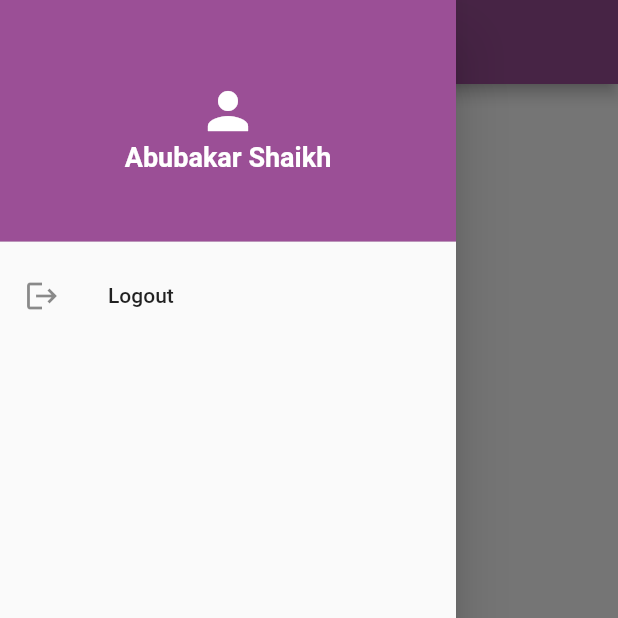
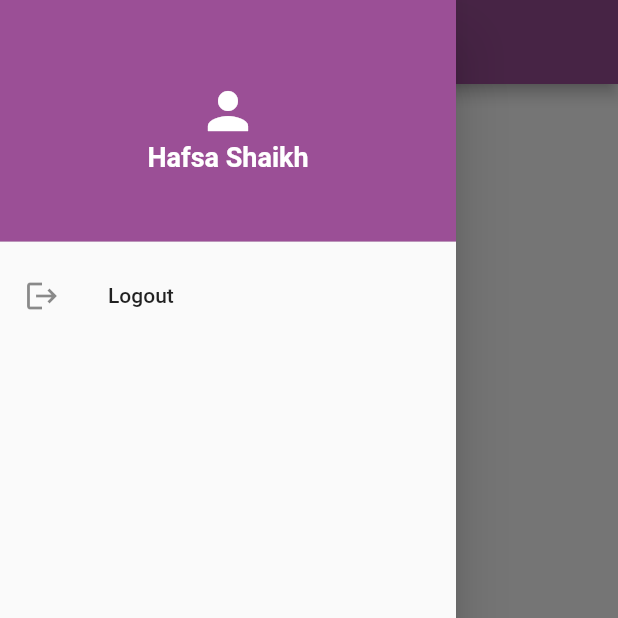
Before and after one commit to hafsaasaleem/candyhub, a Flutter app: the ProductScreen screen opened directly, with the side drawer open, on a phone screen of 412 x 824 dp, the top half of it. Run offline on Flutter 3.47's test engine with Material 2 defaults, Android fonts, the phone set to English and light mode, and no system bars; our stand-ins replace cached_network_image, cloud_firestore, equatable, firebase_auth, firebase_core, flutter_bloc and 2 more; accounts and stored records are empty; generated files the repository leaves out were written again; Roboto replaces fonts that are missing (GoogleSans).

Commit message:
added new name

```diff
--- a/lib/screens/products/view/product_screen.dart
+++ b/lib/screens/products/view/product_screen.dart
@@ -39,7 +39,7 @@ class _ProductScreenState extends State<ProductScreen> {
                 children: [
                   const Icon(Icons.person, size: 40),
                   Text(
-                    "Abubakar Shaikh",
+                    "Hafsa Shaikh",
                     style: CandyHubTextStyle.heading4,
                   ),
                 ],
```
